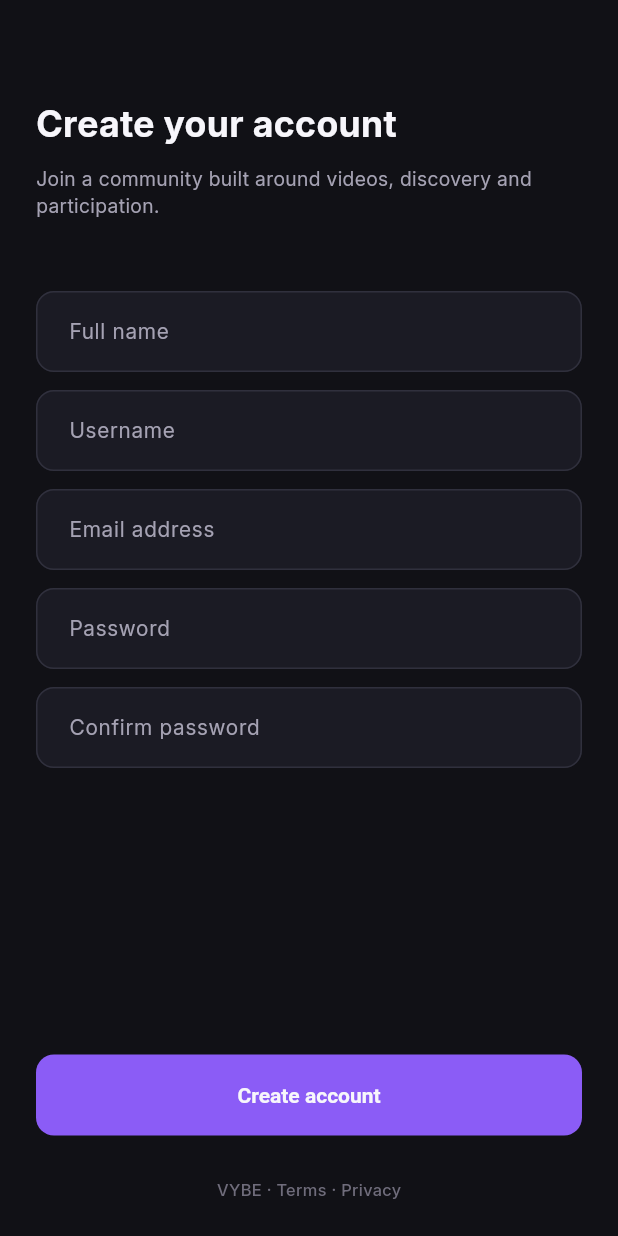
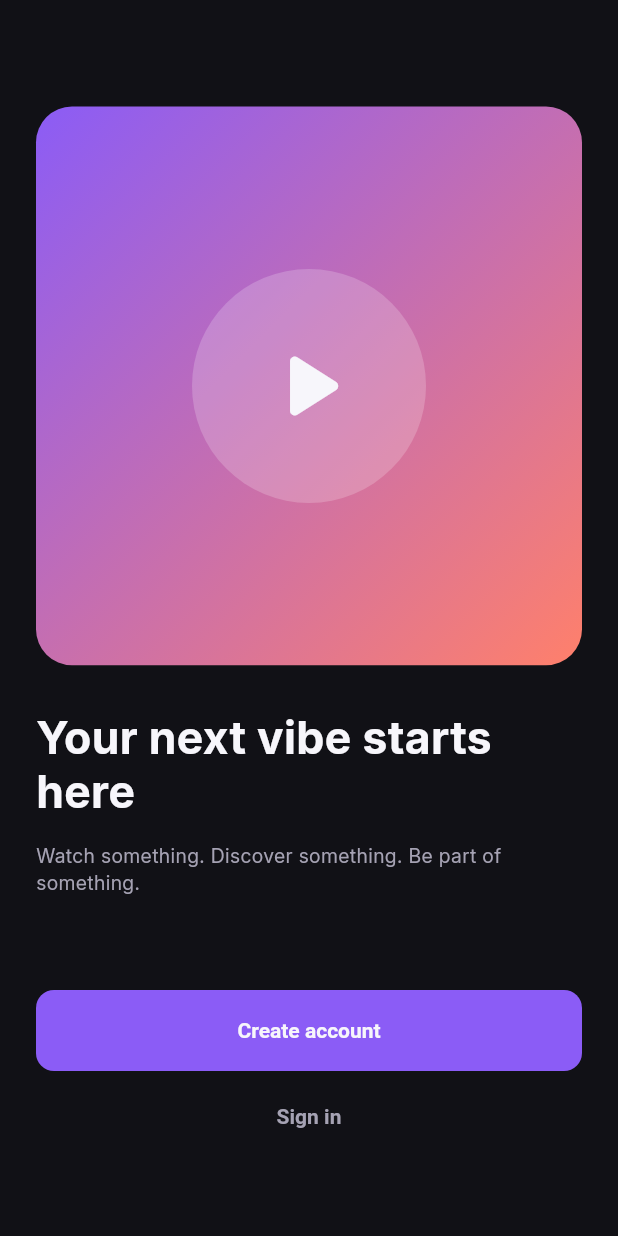
Before and after one commit to WalterLugalia/vybe, a Flutter app: the screen it shows after launch, on a phone screen of 412 x 824 dp. Run offline on Flutter 3.47's test engine with Material 3 defaults, Android fonts, the phone set to English and light mode, and no system bars; our stand-ins replace connectivity_plus, dio, flutter_dotenv, flutter_riverpod, go_router, hive_flutter and 1 more; accounts and stored records are empty.

Commit message:
feat(auth): add welcome screen with shared hero card and text button
- Add WelcomeScreen with hero card, title, tagline, create account and sign in actions
- Add HeroCard and AppTextButton as shared widgets for Welcome and Onboarding
- Add display text style and text button theme
- Add the /welcome route
- Defer terms and privacy links to the release phase

```diff
--- a/lib/app/router/app_router.dart
+++ b/lib/app/router/app_router.dart
@@ -5,18 +5,24 @@ import 'package:go_router/go_router.dart';
 import '../../features/auth/screens/sign_in_screen.dart';
 import '../../features/auth/screens/sign_up_screen.dart';
 import '../../features/auth/screens/splash_screen.dart';
+import '../../features/auth/screens/welcome_screen.dart';
 import 'route_names.dart';
 import 'route_paths.dart';
 
 final appRouterProvider = Provider<GoRouter>((ref) {
   final router = GoRouter(
-    initialLocation: RoutePaths.signUp,
+    initialLocation: RoutePaths.welcome,
     debugLogDiagnostics: kDebugMode,
     routes: [
       GoRoute(
         path: RoutePaths.splash,
         name: RouteNames.splash,
         builder: (context, state) => const SplashScreen(),
+      ),
+      GoRoute(
+        path: RoutePaths.welcome,
+        name: RouteNames.welcome,
+        builder: (context, state) => const WelcomeScreen(),
       ),
       GoRoute(
         path: RoutePaths.signIn,
--- a/lib/app/router/route_names.dart
+++ b/lib/app/router/route_names.dart
@@ -1,5 +1,6 @@
 abstract final class RouteNames {
   static const String splash = 'splash';
+  static const String welcome = 'welcome';
   static const String signIn = 'signIn';
   static const String signUp = 'signUp';
 }
--- a/lib/app/router/route_paths.dart
+++ b/lib/app/router/route_paths.dart
@@ -1,5 +1,6 @@
 abstract final class RoutePaths {
   static const String splash = '/splash';
+  static const String welcome = '/welcome';
   static const String signIn = '/sign-in';
   static const String signUp = '/sign-up';
 }
--- a/lib/app/theme/app_text_styles.dart
+++ b/lib/app/theme/app_text_styles.dart
@@ -51,4 +51,10 @@ static const TextStyle tagline = TextStyle(
   height: 1.4,
 );
 
+  static const TextStyle display = TextStyle(
+    fontSize: 30,
+    fontWeight: FontWeight.w700,
+    height: 1.2,
+  );
+
 }
--- a/lib/app/theme/app_theme.dart
+++ b/lib/app/theme/app_theme.dart
@@ -37,6 +37,7 @@ abstract final class AppTheme {
       textTheme: textTheme,
       inputDecorationTheme: _inputDecorationTheme,
       filledButtonTheme: _filledButtonTheme,
+      textButtonTheme: _textButtonTheme,
     );
   }
 
@@ -72,6 +73,16 @@ abstract final class AppTheme {
     );
   }
 
+    static TextButtonThemeData get _textButtonTheme {
+    return TextButtonThemeData(
+      style: TextButton.styleFrom(
+        foregroundColor: AppColors.textSecondary,
+        textStyle: AppTextStyles.button,
+        minimumSize: const Size(0, 44),
+      ),
+    );
+  }
+
   static OutlineInputBorder _outline(Color color) {
     return OutlineInputBorder(
       borderRadius: BorderRadius.circular(AppSpacing.radius),
--- /dev/null
+++ b/lib/features/auth/screens/welcome_screen.dart
@@ -0,0 +1,68 @@
+import 'package:flutter/material.dart';
+import 'package:go_router/go_router.dart';
+
+import '../../../app/router/route_names.dart';
+import '../../../app/theme/app_colors.dart';
+import '../../../app/theme/app_spacing.dart';
+import '../../../app/theme/app_text_styles.dart';
+import '../../../shared/widgets/app_button.dart';
+import '../../../shared/widgets/app_text_button.dart';
+import '../../../shared/widgets/hero_card.dart';
+
+class WelcomeScreen extends StatelessWidget {
+  const WelcomeScreen({super.key});
+
+  @override
+  Widget build(BuildContext context) {
+    return Scaffold(
+      body: SafeArea(
+        child: Padding(
+          padding: const EdgeInsets.symmetric(
+            horizontal: AppSpacing.screenHorizontal,
+          ),
+          child: Column(
+            children: [
+              Expanded(
+                child: SingleChildScrollView(
+                  child: Column(
+                    crossAxisAlignment: CrossAxisAlignment.start,
+                    children: [
+                      const SizedBox(height: 71),
+                      const HeroCard(),
+                      const SizedBox(height: 30),
+                      Text(
+                        'Your next vibe starts here',
+                        style: AppTextStyles.display.copyWith(
+                          color: AppColors.textPrimary,
+                        ),
+                      ),
+                      const SizedBox(height: 16),
+                      Text(
+                        'Watch something. Discover something. '
+                        'Be part of something.',
+                        style: AppTextStyles.tagline.copyWith(
+                          color: AppColors.textSecondary,
+                        ),
+                      ),
+                      const SizedBox(height: 24),
+                    ],
+                  ),
+                ),
+              ),
+              AppButton(
+                label: 'Create account',
+                onPressed: () => context.pushNamed(RouteNames.signUp),
+              ),
+              const SizedBox(height: 6),
+              AppTextButton(
+                label: 'Sign in',
+                onPressed: () => context.pushNamed(RouteNames.signIn),
+              ),
+              const SizedBox(height: 56),
+            ],
+          ),
+        ),
+      ),
+    );
+  }
+}
--- /dev/null
+++ b/lib/shared/widgets/app_text_button.dart
@@ -0,0 +1,20 @@
+import 'package:flutter/material.dart';
+
+class AppTextButton extends StatelessWidget {
+  const AppTextButton({
+    super.key,
+    required this.label,
+    required this.onPressed,
+  });
+
+  final String label;
+  final VoidCallback? onPressed;
+
+  @override
+  Widget build(BuildContext context) {
+    return TextButton(
+      onPressed: onPressed,
+      child: Text(label),
+    );
+  }
+}
--- /dev/null
+++ b/lib/shared/widgets/hero_card.dart
@@ -0,0 +1,39 @@
+import 'package:flutter/material.dart';
+
+import '../../app/theme/app_colors.dart';
+
+class HeroCard extends StatelessWidget {
+  const HeroCard({super.key});
+
+  @override
+  Widget build(BuildContext context) {
+    return AspectRatio(
+      aspectRatio: 342 / 350,
+      child: DecoratedBox(
+        decoration: BoxDecoration(
+          borderRadius: BorderRadius.circular(24),
+          gradient: const LinearGradient(
+            begin: Alignment.topLeft,
+            end: Alignment.bottomRight,
+            colors: [AppColors.primary, AppColors.coral],
+          ),
+        ),
+        child: Center(
+          child: Container(
+            width: 156,
+            height: 156,
+            decoration: BoxDecoration(
+              shape: BoxShape.circle,
+              color: Colors.white.withValues(alpha: 0.2),
+            ),
+            child: const Icon(
+              Icons.play_arrow_rounded,
+              size: 76,
+              color: AppColors.textPrimary,
+            ),
+          ),
+        ),
+      ),
+    );
+  }
+}
```
